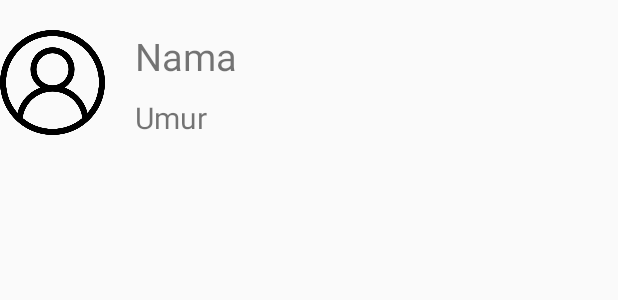
After one commit to nosuferatou/project1, an Android app built with Jetpack Compose: the layout item_list.xml on its own in the app's theme, with its tools: preview values and no code run, on a phone screen of 412 x 824 dp. The commit adds this screen. Shown: the top 300 px of the screen. Run offline under Robolectric (Android 15) with nearby library versions, the light colour scheme and no system bars.

Commit message:
Add RecycleView

```diff
--- a/app/build.gradle.kts
+++ b/app/build.gradle.kts
@@ -55,6 +55,8 @@ dependencies {
     implementation ("androidx.fragment:fragment-ktx:1.6.1")
     implementation ("androidx.core:core-ktx:1.10.1")
     implementation ("androidx.appcompat:appcompat:1.6.1")
+    implementation ("androidx.recyclerview:recyclerview:1.4.0")
+    implementation ("com.github.bumptech.glide:glide:4.16.0")
 
 
 
--- a/app/src/main/AndroidManifest.xml
+++ b/app/src/main/AndroidManifest.xml
@@ -12,6 +12,7 @@
         android:supportsRtl="true"
         android:theme="@style/Theme.NewApplication"
         tools:targetApi="31">
+
         <activity
             android:name=".ActivityThird"
             android:exported="false"
--- a/app/src/main/java/com/example/newapplication/fragment/FragmentProfile.kt
+++ b/app/src/main/java/com/example/newapplication/fragment/FragmentProfile.kt
@@ -25,6 +25,10 @@ class FragmentProfile: Fragment() {
         super.onViewCreated(view, savedInstanceState)
         sharedPref = sharedPref(requireContext())
 
+        val username = sharedPref.getusername()
+
+        binding.profilename.text = username
+
 
         binding.btnlogout.setOnClickListener {
             sharedPref.logout()
--- /dev/null
+++ b/app/src/main/java/com/example/newapplication/model/ItemList.kt
@@ -0,0 +1,6 @@
+package com.example.newapplication.model
+
+import android.widget.ImageView
+
+data class Item(val name: String, val age: Int, val userpict: Int) {
+}
--- a/app/src/main/java/com/example/newapplication/sharedPref/sharedPref.kt
+++ b/app/src/main/java/com/example/newapplication/sharedPref/sharedPref.kt
@@ -13,6 +13,7 @@ class sharedPref(context: Context){
         private val PREF_NAME = "LoginPref"
         private val USERNAME_KEY = "username"
         private val LOGIN_KEY = "isLoggedIn"
+        private val PROFILENAME_KEY = "ProfileName"
     }
 
     fun saveLogin(username: String) {
@@ -35,9 +36,10 @@ class sharedPref(context: Context){
         editor.apply()
     }
 
-    fun getusername(username: String): Boolean {
-        return username == USERNAME_KEY
 
+
+    fun getusername(): String? {
+        return sharedPref.getString(USERNAME_KEY, "Guest") // Default "Guest" jika username tidak ditemukan
     }
 
 }
--- /dev/null
+++ b/app/src/main/res/layout/item_list.xml
@@ -0,0 +1,49 @@
+<?xml version="1.0" encoding="utf-8"?>
+<LinearLayout xmlns:android="http://schemas.android.com/apk/res/android"
+    android:layout_width="wrap_content"
+    android:layout_height="wrap_content"
+    xmlns:tools="http://schemas.android.com/tools"
+    xmlns:app="http://schemas.android.com/apk/res-auto"
+    android:orientation="horizontal"
+    android:layout_marginTop="20dp">
+
+    <ImageView
+        android:id="@+id/userpict"
+        android:layout_width="70dp"
+        android:layout_height="70dp"
+        tools:src="@drawable/profile"
+        />
+
+    <androidx.constraintlayout.widget.ConstraintLayout
+        android:layout_width="wrap_content"
+        android:layout_height="wrap_content"
+        >
+
+
+    <TextView
+        android:id="@+id/usernama"
+        android:layout_width="wrap_content"
+        android:layout_height="wrap_content"
+        android:textSize="25sp"
+        tools:text="Nama"
+        android:layout_marginLeft="20dp"
+        app:layout_constraintStart_toStartOf="parent"
+        app:layout_constraintEnd_toEndOf="parent"
+        app:layout_constraintTop_toTopOf="parent"
+        />
+
+    <TextView
+        android:id="@+id/userumur"
+        android:layout_width="wrap_content"
+        android:layout_height="wrap_content"
+        android:textSize="20sp"
+        tools:text="Umur"
+        app:layout_constraintTop_toBottomOf="@id/usernama"
+        android:layout_marginTop="10dp"
+        app:layout_constraintStart_toStartOf="parent"
+        app:layout_constraintEnd_toEndOf="parent"
+        />
+
+    </androidx.constraintlayout.widget.ConstraintLayout>
+
+</LinearLayout>
--- a/gradle/libs.versions.toml
+++ b/gradle/libs.versions.toml
@@ -9,6 +9,7 @@ lifecycleRuntimeKtx = "2.8.7"
 activityCompose = "1.10.0"
 composeBom = "2024.04.01"
 constraintlayout = "2.2.0"
+mediationTestSuite = "3.0.0"
 
 [libraries]
 androidx-core-ktx = { group = "androidx.core", name = "core-ktx", version.ref = "coreKtx" }
```
Also changed, not shown: app/src/main/java/com/example/newapplication/ItemAdapter.kt (added, +36 -0 lines), app/src/main/java/com/example/newapplication/fragment/FragmentHome.kt (+25 -1 lines), app/src/main/res/layout/fragment_home.xml (+4 -8 lines), 2 other files.
